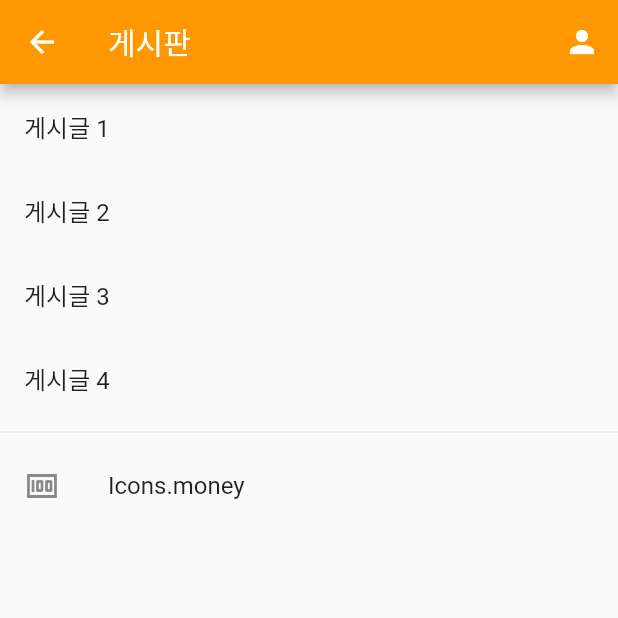
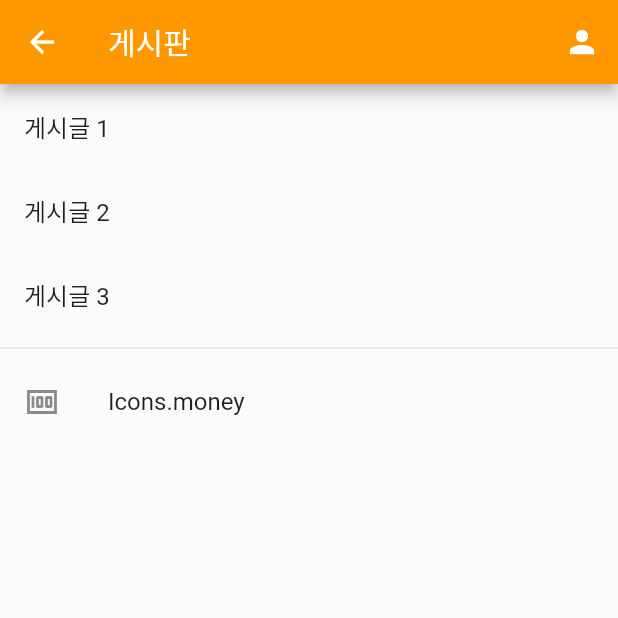
Before and after one commit to dlwlwns52/OnTheWay, a Flutter app: the BoardPage screen opened directly, on a phone screen of 412 x 824 dp, the top half of it. Run offline on Flutter 3.47's test engine with Material 2 defaults, Android fonts, the phone set to English and light mode, and no system bars; our stand-ins replace auto_size_text, cloud_firestore, firebase_auth, firebase_core, flutter_secure_storage; accounts and stored records are empty.

```diff
--- a/lib/UiBoard.dart
+++ b/lib/UiBoard.dart
@@ -11,7 +11,6 @@ class _BoardPageState extends State<BoardPage> {
     '게시글 1',
     '게시글 2',
     '게시글 3',
-    '게시글 4',
   ];  // 샘플 데이터
 
   @override
```
